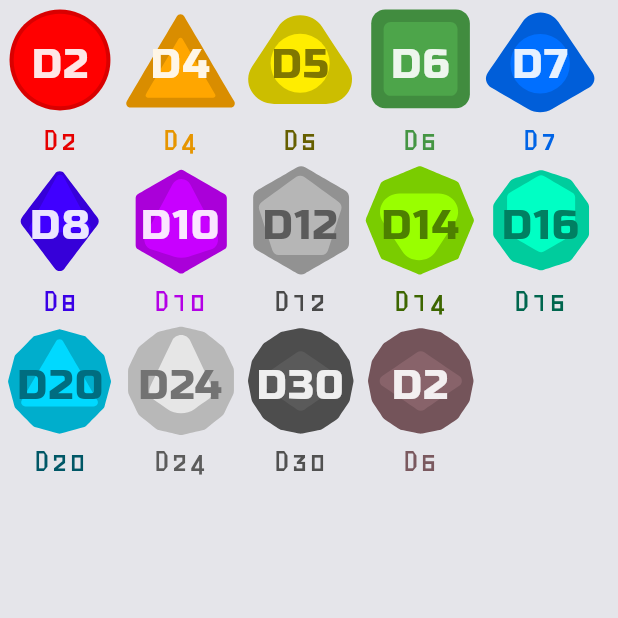
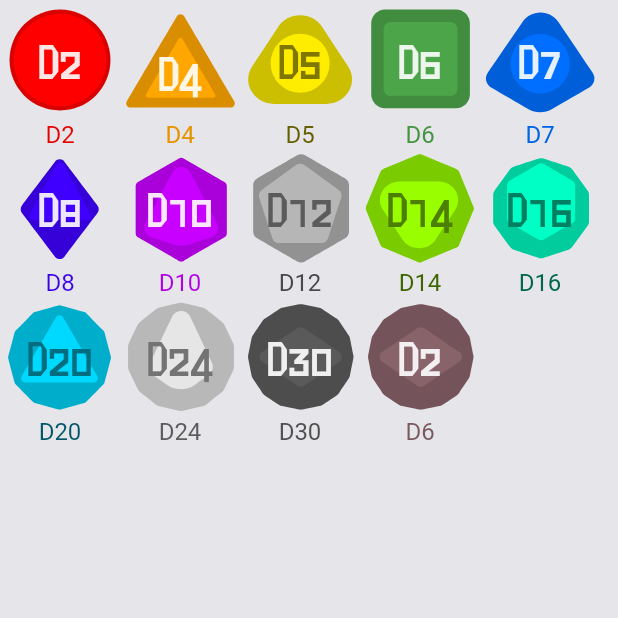
Before and after one commit to spacegiant/solo_deck, a Flutter app: the screen it shows after launch, on a phone screen of 412 x 824 dp, the top half of it. Run offline on Flutter 3.47's test engine with Material 3 defaults, Android fonts, the phone set to English and light mode, and no system bars; our stand-ins replace flutter_svg.

Commit message:
Refactor dice label nudging

```diff
--- a/lib/dice/dice_widget.dart
+++ b/lib/dice/dice_widget.dart
@@ -47,7 +47,7 @@ Widget diceWidget({
   // Color? labelColor,
   double width = 80,
   Polyhedrals polyhedral = Polyhedrals.poly6,
-  // double nudgePercent = 0.2,
+  double? nudgePercent,
   String? label,
   Glyph? glyph,
   required String value,
@@ -58,7 +58,7 @@ Widget diceWidget({
     isReversed: isReversed,
   );
 
-  DiceStyle currentStyle = cyberpunkDiceStyle;
+  DiceStyle currentStyle = scifiDiceStyle;
 
   return Column(
     children: [
@@ -73,8 +73,8 @@ Widget diceWidget({
               SvgPicture.string(
                 injectColoursIntoSVG(
                   polyhedral.image,
-                  convertColorToHex(colorSet.diceColor),
-                  convertColorToHex(colorSet.shadowColor),
+                  colorSet.diceColor,
+                  colorSet.shadowColor,
                 ),
                 width: width,
                 height: width,
@@ -82,7 +82,7 @@ Widget diceWidget({
               ),
               Positioned(
                 // top: width * nudgePercent,
-                bottom: width * currentStyle.nudgePercent,
+                bottom: width * (nudgePercent ?? currentStyle.nudgePercent),
                 child: Center(
                   child: Text(
                     value,
@@ -106,7 +106,7 @@ Widget diceWidget({
           label,
           style: TextStyle(
             color: colorSet.labelColor,
-            fontSize: width * 0.3,
+            fontSize: width * 0.2,
           ),
         ),
     ],
--- a/lib/main.dart
+++ b/lib/main.dart
@@ -38,7 +38,7 @@ class HomeState extends State<Home> {
       style: TextStyle(
         decoration: TextDecoration.none,
         // fontFamily: 'RussoOne',
-        fontFamily: 'Geo',
+        // fontFamily: 'Geo',
       ),
       child: CupertinoPageScaffold(
         child: SafeArea(
@@ -55,7 +55,7 @@ class HomeState extends State<Home> {
                 value: 'D4',
                 label: 'D4',
                 polyhedral: Polyhedrals.poly4,
-                // nudgePercent: 0.12,
+                nudgePercent: 0.12,
                 color: Color(0xFFFFA600),
               ),
               diceWidget(
```
Also changed, not shown: lib/dice/polyhedrals/inject_colours_into_SVG.dart (+8 -4 lines).
